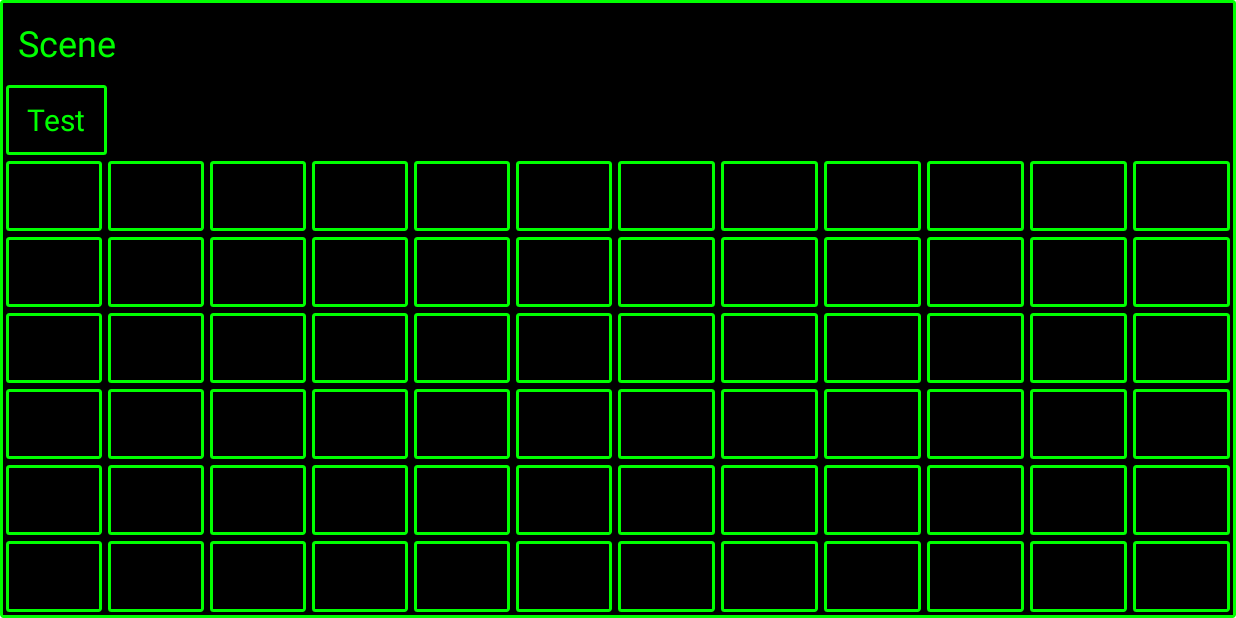
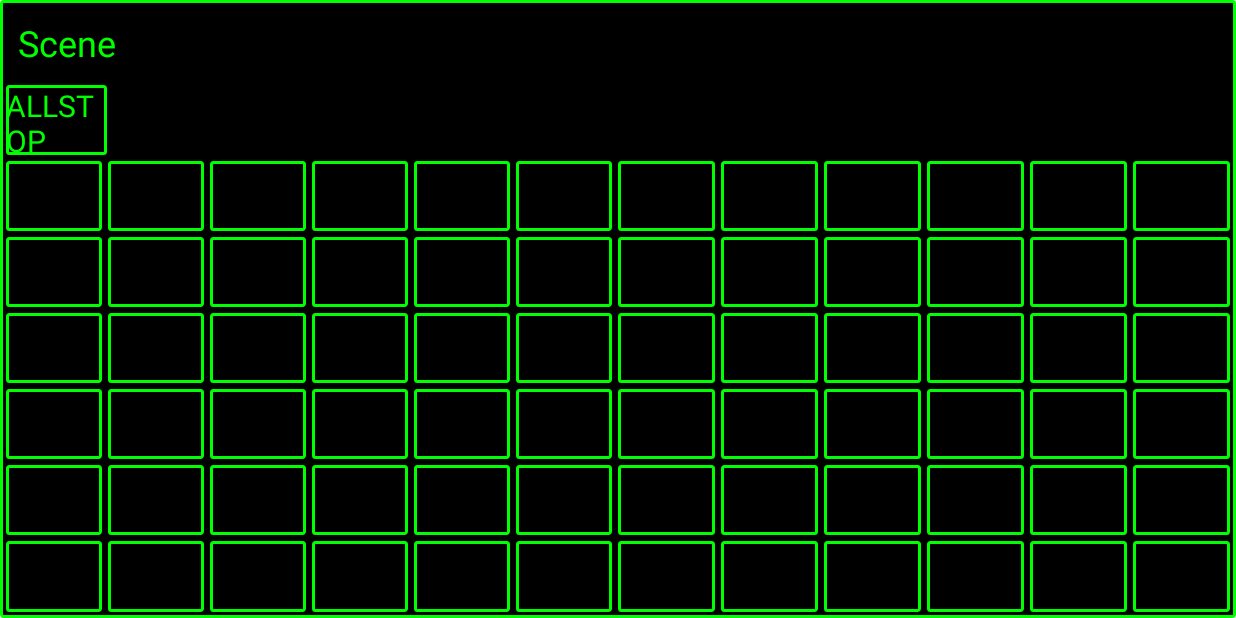
Before and after one commit to sheeeeon/DMXArio, an Android app: the SceneActivity screen opened directly, with no data from a screen before it, on a phone screen of 824 x 412 dp (held sideways). Run offline under Robolectric (Android 15) with nearby library versions, the phone set to English and light mode, and no system bars; 5 statements that could not run were skipped.

Commit message:
allstop button text

```diff
--- a/app/src/main/java/com/icaynia/dmxario/Activity/SceneActivity.java
+++ b/app/src/main/java/com/icaynia/dmxario/Activity/SceneActivity.java
@@ -84,6 +84,7 @@ public class SceneActivity extends AppCompatActivity {
         }
 
         PositionButton allstopButton = (PositionButton) findViewById(R.id.stop);
+        allstopButton.setText("ALLSTOP");
         allstopButton.setOnClickListener(new View.OnClickListener() {
             @Override
             public void onClick(View v) {
```
